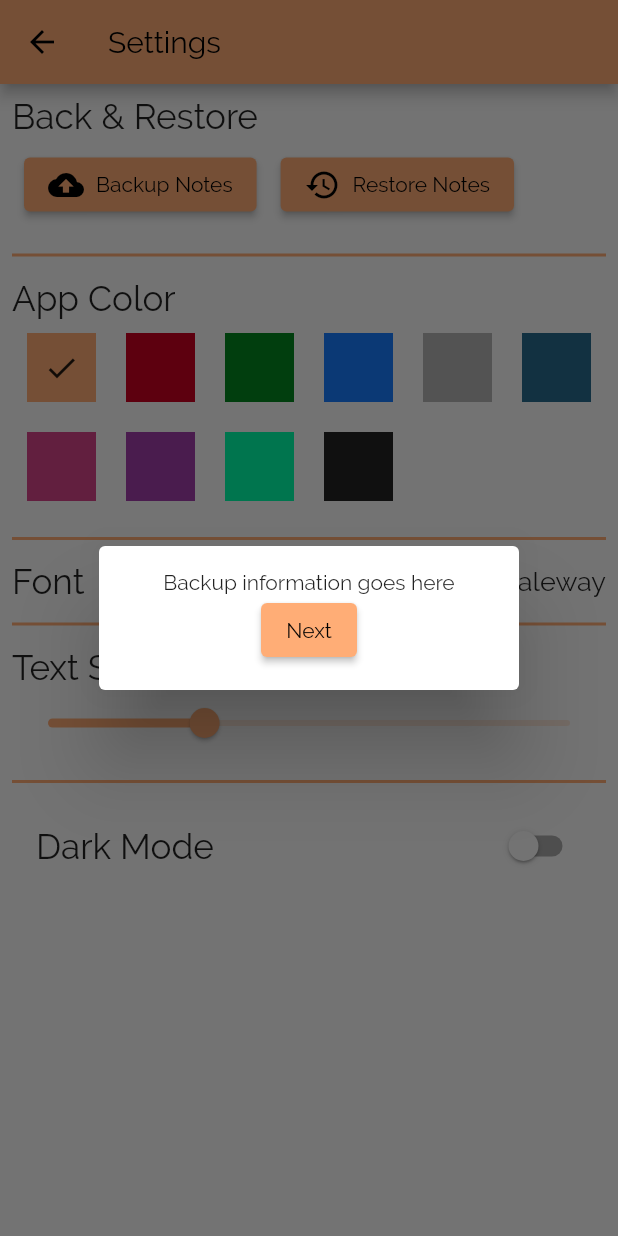
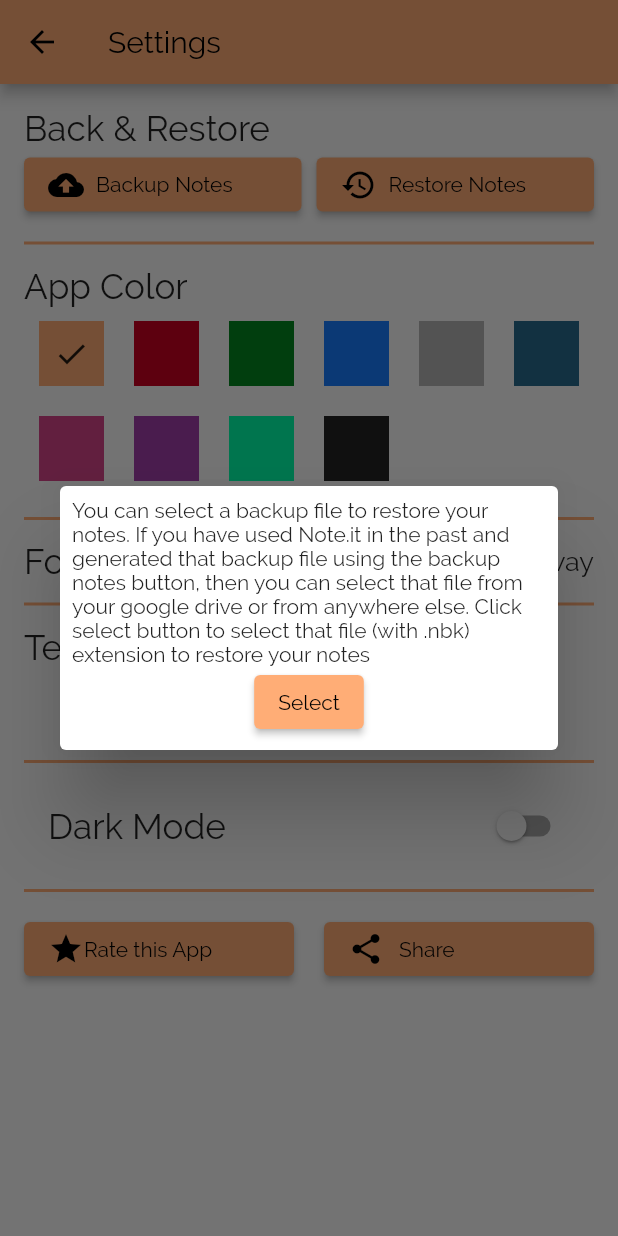
Before and after one commit to chandresh204/Note.It, a Flutter app: the SettingsPage screen opened directly, after a tap on "Restore Notes", on a phone screen of 412 x 824 dp. Run offline on Flutter 3.47's test engine with Material 2 defaults, Android fonts, the phone set to English and light mode, and no system bars; our stand-ins replace file_picker, floor, share_plus, shared_preferences, sqflite; missing offline and left inert: encrypt, in_app_update; accounts and stored records are empty; generated files the repository leaves out were written again.

Commit message:
Version Code 8 published to play store

```diff
--- a/lib/ui/secure_page.dart
+++ b/lib/ui/secure_page.dart
@@ -50,6 +50,7 @@ class _SecurePageState extends State<SecurePage> {
     return Scaffold(
       appBar: AppBar(
         title: const Text('Note.it - Secure'),
+        backgroundColor: MyTheme.selectedColorScheme.primary,
         actions: [
           IconButton(onPressed: () {
             _showPasswordChangeDialog(0);
@@ -60,6 +61,7 @@ class _SecurePageState extends State<SecurePage> {
         child: getListUI(allNotes),
       ),
       floatingActionButton: FloatingActionButton(
+        backgroundColor: MyTheme.selectedColorScheme.primary,
         onPressed: () {
           _gotoEditPage(-1);
         },
--- a/lib/ui/settings_page.dart
+++ b/lib/ui/settings_page.dart
@@ -6,6 +6,7 @@ import 'package:path_provider/path_provider.dart';
 import 'package:share_plus/share_plus.dart';
 import 'package:shared_preferences/shared_preferences.dart';
 import 'package:file_picker/file_picker.dart';
+import 'package:url_launcher/url_launcher.dart';
 
 import '../custome_widgets/bottom_sheet_font_selection.dart';
 import '../data/encrypt_decrypt.dart';
@@ -26,6 +27,9 @@ class SettingsPage extends StatefulWidget {
 }
 
 class _SettingsPageState extends State<SettingsPage> {
+  final String playStoreUrl =
+      'https://play.google.com/store/apps/details?id=chad.orionsoft.note_it';
+
   @override
   Widget build(BuildContext context) {
     return Scaffold(
@@ -33,11 +37,10 @@ class _SettingsPageState extends State<SettingsPage> {
         title: const Text('Settings'),
         backgroundColor: MyTheme.selectedColorScheme.primary,
       ),
-      body: Container(
-        margin: const EdgeInsets.all(8.0),
-        child: Column(
-          mainAxisAlignment: MainAxisAlignment.start,
-          crossAxisAlignment: CrossAxisAlignment.start,
+      body: ListView(
+        padding: const EdgeInsets.all(16.0),
+        //       mainAxisAlignment: MainAxisAlignment.start,
+        //      crossAxisAlignment: CrossAxisAlignment.start,
         children: [
           Text(
             'Back & Restore',
@@ -45,27 +48,32 @@ class _SettingsPageState extends State<SettingsPage> {
           ),
           Row(
             children: [
-                Padding(
-                  padding: const EdgeInsets.all(8),
+              Expanded(
                 child: ElevatedButton(
                     onPressed: () {
                       //            prepareNotesInJson();
                       // adding dialog to show information about backup
-                        showDialog(context: context, builder: (ctx) {
+                      showDialog(
+                          context: context,
+                          builder: (ctx) {
                             return Dialog(
                               child: Padding(
-                              padding: const EdgeInsets.all(16.0),
+                                padding: const EdgeInsets.all(8.0),
                                 child: Column(
                                     mainAxisSize: MainAxisSize.min,
                                     children: [
-                                  const Text('Backup information goes here'),
-                                  ElevatedButton(onPressed: () {
+                                      const Text(
+                                          'Note.it provides you a backup file with extension .nbk . this file represents all your notes '
+                                          'in encrypted format and can be used to restore all your current notes. If you are planning to '
+                                          'change your smartphone or planing to reset it or planning to uninstall this app then you can '
+                                          'save this backup file to drive or anywhere else then you can use it later to restore your notes.'),
+                                      ElevatedButton(
+                                          onPressed: () {
                                             prepareNotesInJson();
                                             Navigator.pop(context);
                                           },
-                                      child: const Text('Next'))
-                                ]
-                              ),
+                                          child: const Text('Save backup file'))
+                                    ]),
                               ),
                             );
                           });
@@ -78,26 +86,34 @@ class _SettingsPageState extends State<SettingsPage> {
                       ],
                     )),
               ),
-                Padding(
-                  padding: const EdgeInsets.all(8),
+              Container(
+                width: 10,
+              ),
+              Expanded(
                 child: ElevatedButton(
                     onPressed: () {
                       //      _restoreNotes();
-                        showDialog(context: context, builder: (ctx) {
+                      showDialog(
+                          context: context,
+                          builder: (ctx) {
                             return Dialog(
                               child: Padding(
-                              padding: const EdgeInsets.all(16.0),
+                                padding: const EdgeInsets.all(8.0),
                                 child: Column(
                                     mainAxisSize: MainAxisSize.min,
                                     children: [
-                                    const Text('Backup information goes here'),
-                                    ElevatedButton(onPressed: () {
+                                      const Text(
+                                          'You can select a backup file to restore your notes. If you have used Note.it in the past '
+                                          'and generated that backup file using the backup notes button, then you can select that file from '
+                                          'your google drive or from anywhere else. Click select button to select that file (with .nbk) extension '
+                                          'to restore your notes'),
+                                      ElevatedButton(
+                                          onPressed: () {
                                             _restoreNotes();
                                             Navigator.pop(context);
                                           },
-                                        child: const Text('Next'))
-                                  ]
-                              ),
+                                          child: const Text('Select'))
+                                    ]),
                               ),
                             );
                           });
@@ -109,7 +125,7 @@ class _SettingsPageState extends State<SettingsPage> {
                         Text('Restore Notes')
                       ],
                     )),
-                ),
+              )
             ],
           ),
           _getDivider(),
@@ -117,8 +133,7 @@ class _SettingsPageState extends State<SettingsPage> {
             'App Color',
             style: TextStyle(fontSize: MyTheme.largeFontSize),
           ),
-            Flexible(
-              child: GridView(
+          GridView(
             shrinkWrap: true,
             gridDelegate: const SliverGridDelegateWithFixedCrossAxisCount(
                 crossAxisCount: 6),
@@ -135,7 +150,6 @@ class _SettingsPageState extends State<SettingsPage> {
               _getColorPlates(MyTheme.myColorBlack),
             ],
           ),
-            ),
           _getDivider(),
           Row(
             children: [
@@ -148,7 +162,10 @@ class _SettingsPageState extends State<SettingsPage> {
                   onTap: () {
                     BottomSheetFontSelection(context, saveSelectedFont).getUI();
                   },
-                    child: Text(MyTheme.selectedFonts, style: TextStyle(fontSize: MyTheme.primaryFontSize),)),
+                  child: Text(
+                    MyTheme.selectedFonts,
+                    style: TextStyle(fontSize: MyTheme.primaryFontSize),
+                  )),
             ],
           ),
           _getDivider(),
@@ -164,8 +181,7 @@ class _SettingsPageState extends State<SettingsPage> {
                 setState(() {
                   MyTheme.setAllFonts(newValue);
                   SharedPreferences.getInstance().then((prefs) {
-                      prefs.setDouble(
-                          MyTheme.textSizePreferenceString, newValue);
+                    prefs.setDouble(MyTheme.textSizePreferenceString, newValue);
                   });
                 });
               }),
@@ -192,8 +208,42 @@ class _SettingsPageState extends State<SettingsPage> {
               style: TextStyle(fontSize: MyTheme.largeFontSize),
             ),
           ),
+          _getDivider(),
+          Row(
+            mainAxisSize: MainAxisSize.max,
+            children: [
+              Expanded(
+                  child: ElevatedButton(
+                onPressed: () {
+                  final Uri url = Uri.parse(playStoreUrl);
+                  launchUrl(url,
+                      mode: LaunchMode.externalNonBrowserApplication);
+                },
+                child: Row(
+                  children: const [Icon(Icons.star), Text('Rate this App')],
+                ),
+              )),
+              Container(
+                width: 20,
+              ),
+              Expanded(
+                child: ElevatedButton(
+                  onPressed: () {
+                    Share.share(
+                        'Hello, Im using Note.It. It is a simple app to keep your notes. '
+                        'You can also try it by clicking on the link: $playStoreUrl');
+                  },
+                  child: Row(
+                    children: [
+                      const Icon(Icons.share),
+                      Container(width: 10,),
+                      const Text('Share')],
+                  ),
+                ),
+              )
             ],
-        ),
+          )
+        ],
       ),
     );
   }
@@ -265,7 +315,6 @@ class _SettingsPageState extends State<SettingsPage> {
     });
   }
 
-
   prepareNotesInJson() {
     if (widget.noteDao == null) {
       final db = $FloorNoteDatabase.databaseBuilder(MyApp.DB_NAME);
@@ -299,10 +348,7 @@ class _SettingsPageState extends State<SettingsPage> {
       passwordEncrypted = EncDec.getEncryptedText(MyTheme.securePassword);
     }
     //  print('password Encrpt: $passwordEncrypted');
-    final bkObj = {
-      'notes' : notes,
-      'password' : passwordEncrypted
-    };
+    final bkObj = {'notes': notes, 'password': passwordEncrypted};
     final bkString = json.encode(bkObj);
     final enBackup = EncDec.getEncryptedText(bkString);
     //   print(enBackup);
@@ -337,14 +383,14 @@ class _SettingsPageState extends State<SettingsPage> {
               MyTheme.securePassword = EncDec.getDecryptText(passEnc);
               //         print('Password: ${MyTheme.securePassword}');
               SharedPreferences.getInstance().then((pref) {
-                pref.setString(MyTheme.securePasswordPrefString, MyTheme.securePassword);
+                pref.setString(
+                    MyTheme.securePasswordPrefString, MyTheme.securePassword);
               });
             }
             _insertRestoredNotes(notes);
-          } on Exception catch(_) {
+          } on Exception catch (_) {
             ScaffoldMessenger.of(context).showSnackBar(
-              const SnackBar(content: Text('Restore Failed, Invalid File'))
-            );
+                const SnackBar(content: Text('Restore Failed, Invalid File')));
           }
         });
       }
--- a/pubspec.yaml
+++ b/pubspec.yaml
@@ -17,7 +17,7 @@ publish_to: 'none' # Remove this line if you wish to publish to pub.dev
 # https://developer.apple.com/library/archive/documentation/General/Reference/InfoPlistKeyReference/Articles/CoreFoundationKeys.html
 # In Windows, build-name is used as the major, minor, and patch parts
 # of the product and file versions while build-number is used as the build suffix.
-version: 7.0.1+7
+version: 7.0.2+8
 
 environment:
   sdk: '>=2.18.0 <3.0.0'
@@ -34,6 +34,8 @@ dependencies:
 
   floor: ^1.3.0
   intl: ^0.17.0
+  in_app_update: ^4.0.1
+  url_launcher: ^6.1.6
 
   # The following adds the Cupertino Icons font to your application.
   # Use with the CupertinoIcons class for iOS style icons.
```
Also changed, not shown: lib/ui/edit_page.dart (+7 -3 lines), lib/ui/spalsh_screen.dart (+15 -1 lines), assets/images/note_it_icon.png, pubspec.lock, 1 other file. Lines whose indentation alone changed are shown as unchanged.
